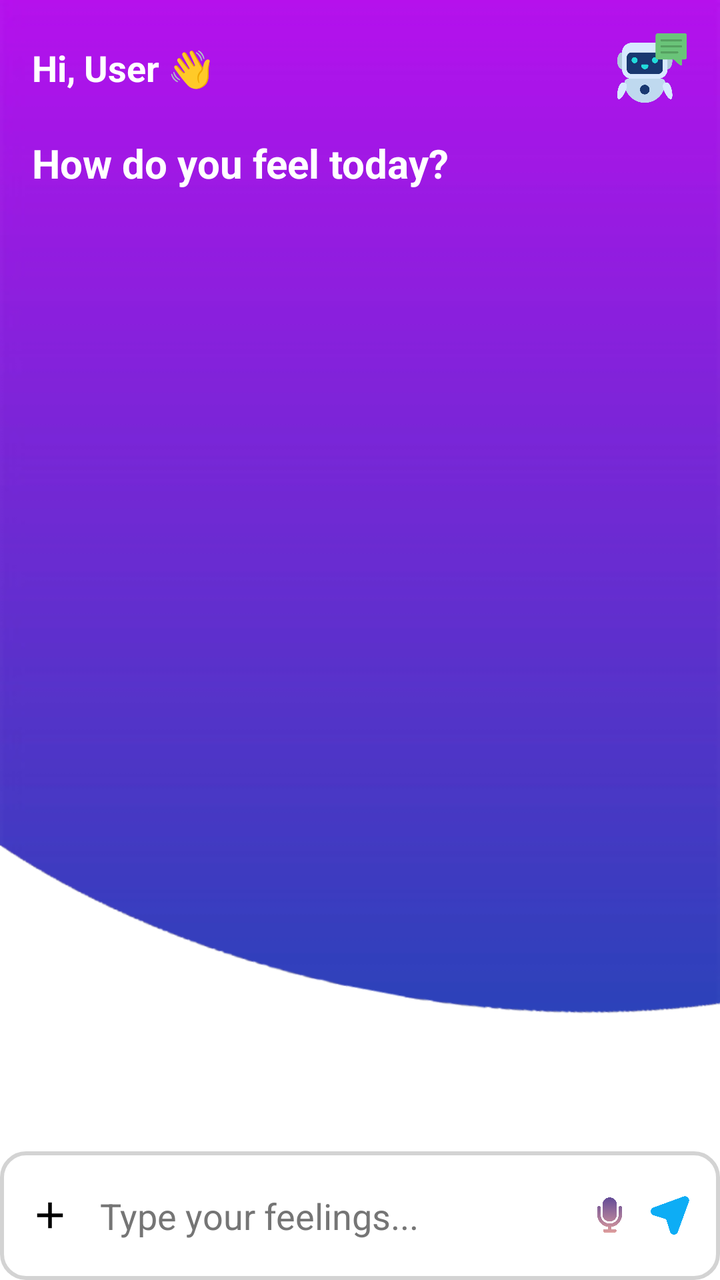
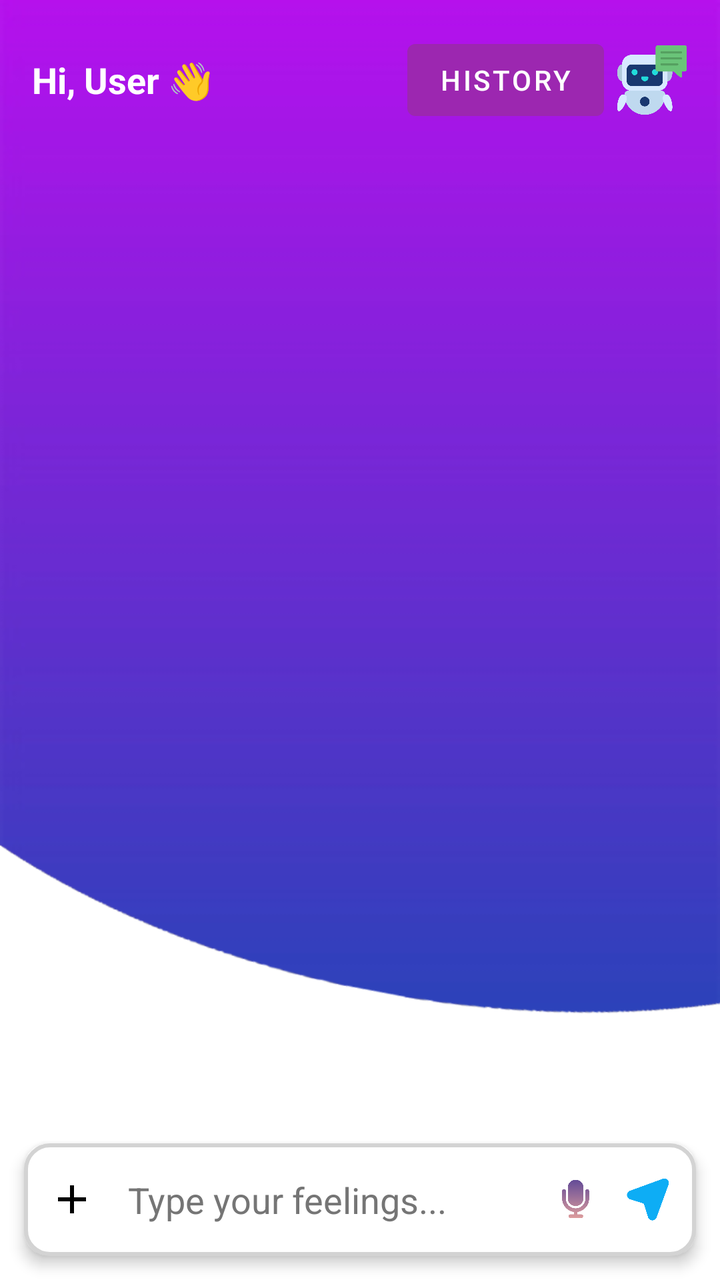

Compare the two renders of this Android layout. The source of the first and the diff that turns it into the second are given below.
<!-- AndroidManifest.xml: application theme Theme.NutriMind -->
<!-- res/layout/activity_stress_relief.xml -->
<LinearLayout xmlns:android="http://schemas.android.com/apk/res/android"
    android:layout_width="match_parent"
    android:layout_height="match_parent"
    android:orientation="vertical"
    android:background="@drawable/background">


    <LinearLayout
        android:layout_width="match_parent"
        android:layout_height="wrap_content"
        android:padding="16dp"
        android:gravity="center_vertical"
        android:orientation="horizontal">

        <TextView
            android:id="@+id/txtHiUser"
            android:layout_width="0dp"
            android:layout_height="wrap_content"
            android:layout_weight="1"
            android:text="Hi, User 👋"
            android:textSize="18sp"
            android:textStyle="bold"
            android:textColor="@color/white"/>

        <ImageView
            android:layout_width="36dp"
            android:layout_height="36dp"
            android:src="@drawable/bot_icon"/>
    </LinearLayout>


    <TextView
        android:layout_width="wrap_content"
        android:layout_height="wrap_content"
        android:text="How do you feel today?"
        android:textSize="20sp"
        android:textStyle="bold"
        android:textColor="@color/white"
        android:layout_marginStart="16dp"
        android:layout_marginBottom="10dp"/>


    <ScrollView
        android:layout_width="match_parent"
        android:layout_height="0dp"
        android:layout_weight="1"
        android:padding="16dp">

        <TextView
            android:id="@+id/txtAIResponse"
            android:layout_width="match_parent"
            android:layout_height="wrap_content"
            android:textColor="@color/white"/>
    </ScrollView>



    <LinearLayout
        android:layout_width="match_parent"
        android:layout_height="wrap_content"
        android:padding="10dp"
        android:orientation="horizontal"
        android:gravity="center_vertical"
        android:background="@drawable/rounded_fd">


        <ImageView
            android:id="@+id/btnPlus"
            android:layout_width="30dp"
            android:layout_height="30dp"
            android:src="@drawable/ic_plus"
            android:padding="4dp"/>


        <EditText
            android:id="@+id/etFeeling"
            android:layout_width="0dp"
            android:layout_height="wrap_content"
            android:layout_weight="1"
            android:hint="Type your feelings..."
            android:textColor="#000"
            android:textColorHint="#757575"
            android:background="@android:color/transparent"
            android:padding="10dp"/>


        <ImageView
            android:id="@+id/btnMic"
            android:layout_width="30dp"
            android:layout_height="30dp"
            android:src="@drawable/ic_mic"
            android:padding="4dp"/>
        <ImageView
            android:id="@+id/btnSendText"
            android:layout_width="30dp"
            android:layout_height="30dp"
            android:src="@drawable/ic_send"
            android:padding="4dp"/>
    </LinearLayout>

</LinearLayout>
<!-- resources referenced by this layout -->
<resources>
  <color name="white">#FFFFFFFF</color>
  <!-- drawable background: png bitmap (drawable, 19321 bytes) -->
  <!-- drawable bot_icon: png bitmap (drawable, 21407 bytes) -->
  <!-- drawable ic_mic: png bitmap (drawable, 13595 bytes) -->
  <!-- drawable ic_plus (drawable) -->
  <vector xmlns:android="http://schemas.android.com/apk/res/android" android:height="24dp" android:tint="#000000" android:viewportHeight="960" android:viewportWidth="960" android:width="24dp">
        
      <path android:fillColor="@android:color/white" android:pathData="M440,520L200,520L200,440L440,440L440,200L520,200L520,440L760,440L760,520L520,520L520,760L440,760L440,520Z"/>
      
  </vector>
  <!-- drawable ic_send: png bitmap (drawable, 11434 bytes) -->
  <!-- drawable rounded_fd (drawable) -->
  <?xml version="1.0" encoding="utf-8"?>
  <shape xmlns:android="http://schemas.android.com/apk/res/android" android:shape="rectangle">
      <corners android:radius="12dp"/>
      <solid android:color="@android:color/white"/>
      <stroke android:width="2dp" android:color="#D3D3D3"/>
  </shape>
  <style name="Theme.NutriMind" parent="Theme.MaterialComponents.DayNight.NoActionBar">
          
          <item name="colorPrimary">@color/purple_500</item>
          <item name="colorPrimaryVariant">@color/purple_700</item>
          <item name="colorOnPrimary">@color/white</item>
          
          <item name="colorSecondary">@color/teal_200</item>
          <item name="colorSecondaryVariant">@color/teal_700</item>
          <item name="colorOnSecondary">@color/black</item>
  
          
          <item name="android:statusBarColor" tools:targetApi="l">?attr/colorPrimaryVariant</item>
      </style>
  <color name="purple_500">#9C27B0</color>
  <color name="purple_700">#7B1FA2</color>
  <color name="teal_200">#bcf5f5</color>
  <color name="teal_700">#00796B</color>
  <color name="black">#FF000000</color>
</resources>

<!-- the commit's change to res/layout/activity_stress_relief.xml (unified diff, before → after) -->
@@ -1,10 +1,12 @@
+<?xml version="1.0" encoding="utf-8"?>
 <LinearLayout xmlns:android="http://schemas.android.com/apk/res/android"
     android:layout_width="match_parent"
     android:layout_height="match_parent"
     android:orientation="vertical"
-    android:background="@drawable/background">
+    android:background="@drawable/background"
+    android:fitsSystemWindows="true">
 
-
+    
     <LinearLayout
         android:layout_width="match_parent"
         android:layout_height="wrap_content"
@@ -20,57 +22,52 @@
             android:text="Hi, User 👋"
             android:textSize="18sp"
             android:textStyle="bold"
-            android:textColor="@color/white"/>
+            android:textColor="@android:color/white"/>
+
+        <Button
+            android:id="@+id/btnHistory"
+            android:layout_width="wrap_content"
+            android:layout_height="wrap_content"
+            android:text="History"
+            android:layout_marginEnd="6dp"/>
 
         <ImageView
             android:layout_width="36dp"
             android:layout_height="36dp"
-            android:src="@drawable/bot_icon"/>
+            android:src="@drawable/bot_icon"
+            android:contentDescription="Bot Icon"/>
     </LinearLayout>
 
-
-    <TextView
-        android:layout_width="wrap_content"
-        android:layout_height="wrap_content"
-        android:text="How do you feel today?"
-        android:textSize="20sp"
-        android:textStyle="bold"
-        android:textColor="@color/white"
-        android:layout_marginStart="16dp"
-        android:layout_marginBottom="10dp"/>
-
-
-    <ScrollView
+    
+    <androidx.recyclerview.widget.RecyclerView
+        android:id="@+id/recyclerChat"
         android:layout_width="match_parent"
         android:layout_height="0dp"
         android:layout_weight="1"
-        android:padding="16dp">
+        android:padding="12dp"
+        android:clipToPadding="false"
+        android:overScrollMode="never"
+        android:scrollbarStyle="outsideOverlay"
+        android:scrollbars="vertical"/>
 
-        <TextView
-            android:id="@+id/txtAIResponse"
-            android:layout_width="match_parent"
-            android:layout_height="wrap_content"
-            android:textColor="@color/white"/>
-    </ScrollView>
-
-
-
+    
     <LinearLayout
         android:layout_width="match_parent"
         android:layout_height="wrap_content"
-        android:padding="10dp"
         android:orientation="horizontal"
         android:gravity="center_vertical"
-        android:background="@drawable/rounded_fd">
-
+        android:layout_margin="12dp"
+        android:padding="6dp"
+        android:background="@drawable/rounded_fd"
+        android:elevation="4dp"> 
 
         <ImageView
             android:id="@+id/btnPlus"
-            android:layout_width="30dp"
-            android:layout_height="30dp"
+            android:layout_width="36dp"
+            android:layout_height="36dp"
             android:src="@drawable/ic_plus"
-            android:padding="4dp"/>
-
+            android:padding="6dp"
+            android:contentDescription="Add Attachments"/>
 
         <EditText
             android:id="@+id/etFeeling"
@@ -78,24 +75,28 @@
             android:layout_height="wrap_content"
             android:layout_weight="1"
             android:hint="Type your feelings..."
-            android:textColor="#000"
+            android:textColor="#000000"
             android:textColorHint="#757575"
             android:background="@android:color/transparent"
-            android:padding="10dp"/>
-
+            android:padding="10dp"
+            android:inputType="textShortMessage|textAutoCorrect"
+            android:imeOptions="actionSend"/> 
 
         <ImageView
             android:id="@+id/btnMic"
-            android:layout_width="30dp"
-            android:layout_height="30dp"
+            android:layout_width="36dp"
+            android:layout_height="36dp"
             android:src="@drawable/ic_mic"
-            android:padding="4dp"/>
+            android:padding="6dp"
+            android:contentDescription="Voice Input"/>
+
         <ImageView
             android:id="@+id/btnSendText"
-            android:layout_width="30dp"
-            android:layout_height="30dp"
+            android:layout_width="36dp"
+            android:layout_height="36dp"
             android:src="@drawable/ic_send"
-            android:padding="4dp"/>
+            android:padding="6dp"
+            android:contentDescription="Send Message"/>
     </LinearLayout>
 
 </LinearLayout>
